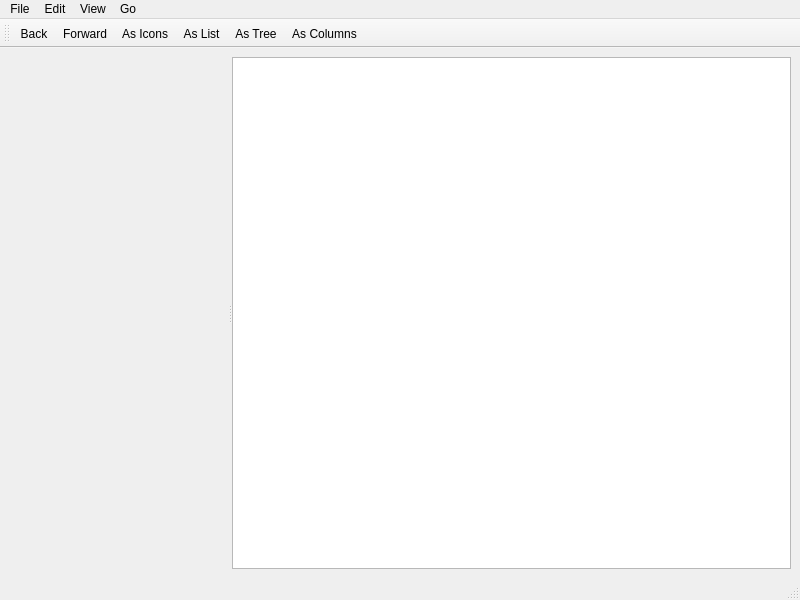
First picture: the form in apps/tracker/mainwindow.ui, repository curvedspace/vibe, before the edit.
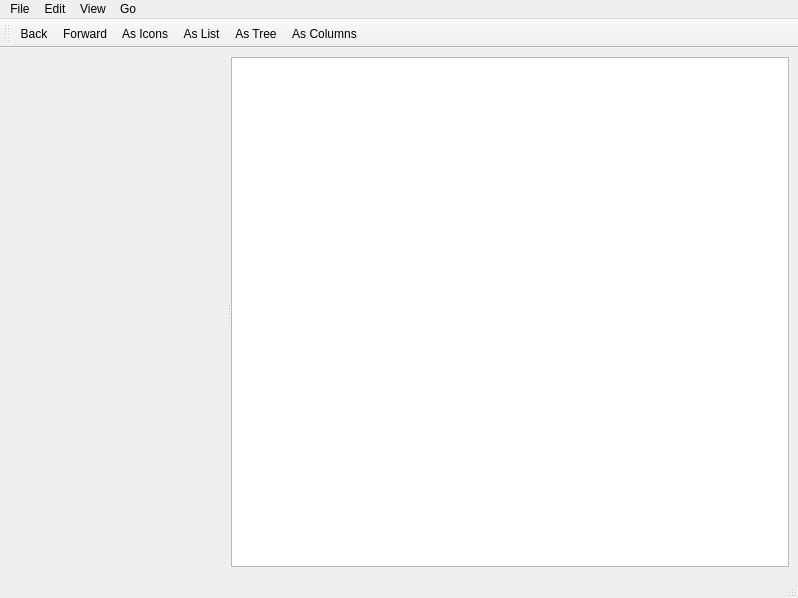
Second picture: the form after the edit. Custom widgets are drawn as their Qt base class.

The edit to the form file:
```diff
--- a/apps/tracker/mainwindow.ui
+++ b/apps/tracker/mainwindow.ui
@@ -6,8 +6,8 @@
    <rect>
     <x>0</x>
     <y>0</y>
-    <width>800</width>
-    <height>600</height>
+    <width>798</width>
+    <height>598</height>
    </rect>
   </property>
   <property name="windowTitle">
@@ -149,8 +149,8 @@
     <rect>
      <x>0</x>
      <y>0</y>
-     <width>800</width>
-     <height>27</height>
+     <width>798</width>
+     <height>24</height>
     </rect>
    </property>
    <widget class="QMenu" name="menuFile">
```
Left out of the diff: 6 changed lines with no effect on the pictures.
